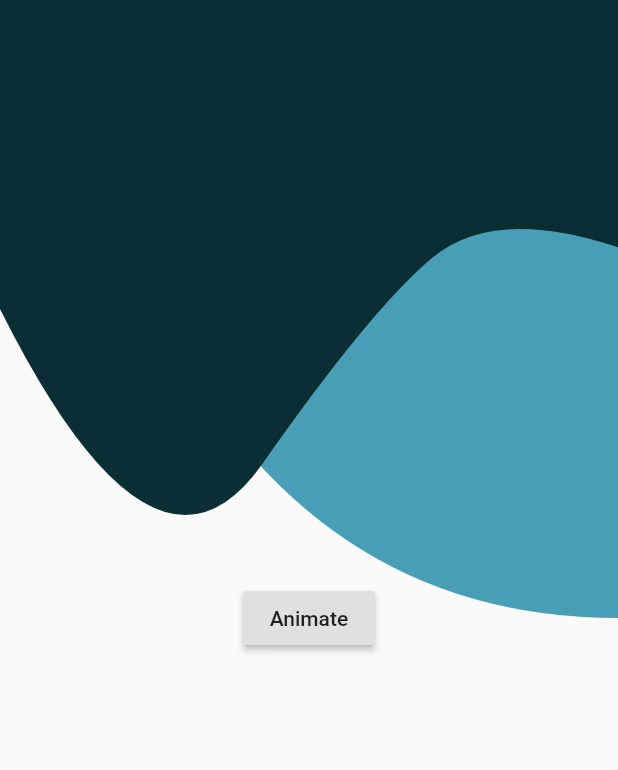
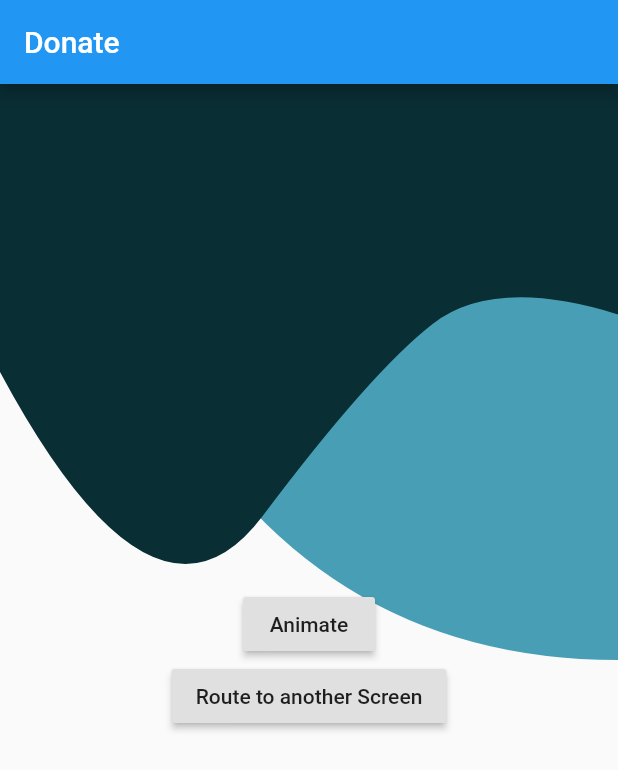
Before and after one commit to TethraInc/project, a Flutter app: the screen it shows after launch, on a phone screen of 412 x 824 dp. Shown: the top 770 px of the screen. Run offline on Flutter 3.47's test engine with Material 2 defaults, Android fonts, the phone set to English and light mode, and no system bars.

Commit message:
initial commit

```diff
--- a/lib/screens/auth.dart
+++ b/lib/screens/auth.dart
@@ -2,6 +2,8 @@
 
 import 'package:flutter/material.dart';
 import 'package:sixthapp/screens/background_painter.dart';
+
+import 'hello.dart';
 
 class AuthScreen extends StatefulWidget {
   const AuthScreen({Key key}) : super(key: key);
@@ -30,6 +32,9 @@ class _AuthScreenState extends State<AuthScreen>
   @override
   Widget build(BuildContext context) {
     return Scaffold(
+      appBar: AppBar(
+        title: Text('Donate'),
+      ),
       body: Stack(
         children: [
           SizedBox.expand(
@@ -37,15 +42,35 @@ class _AuthScreenState extends State<AuthScreen>
               painter: BackgroundPainter(
                 animation: _controller.view,
               ),
-          )),
-          Center(
-            child: RaisedButton(
+            ),
+          ),
+          Container(
+            width: double.infinity,
+            child: Column(
+              mainAxisAlignment: MainAxisAlignment.center,
+              children: [
+                RaisedButton(
                   onPressed: () {
                     _controller.forward(from: 0);
                   },
                   child: Text('Animate'),
                 ),
-          )
+                RaisedButton(
+                  onPressed: () {
+                    /// [Navigator.push brings new screen over the app, HelloScreen in this case]
+                    /// [Hello Screen is made in hello.dart file inside screens folder]
+                    Navigator.push(
+                      context,
+                      MaterialPageRoute(
+                        builder: (_) => HelloScreen(),
+                      ),
+                    );
+                  },
+                  child: Text('Route to another Screen'),
+                ),
+              ],
+            ),
+          ),
         ],
       ),
     );
```
Also changed, not shown: lib/screens/hello.dart (+15 -1 lines), lib/screens/secondscreen.dart (added, +8 -0 lines), lib/screens/drawerScreen.dart (added), 1 other file. Lines whose indentation alone changed are shown as unchanged.
